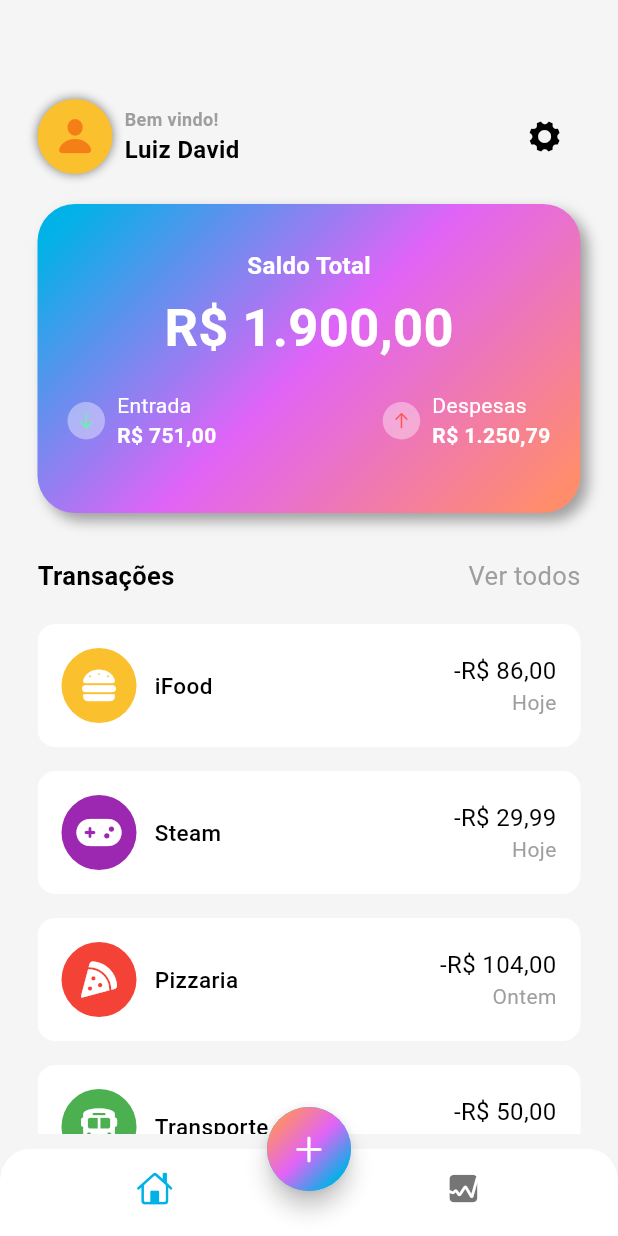
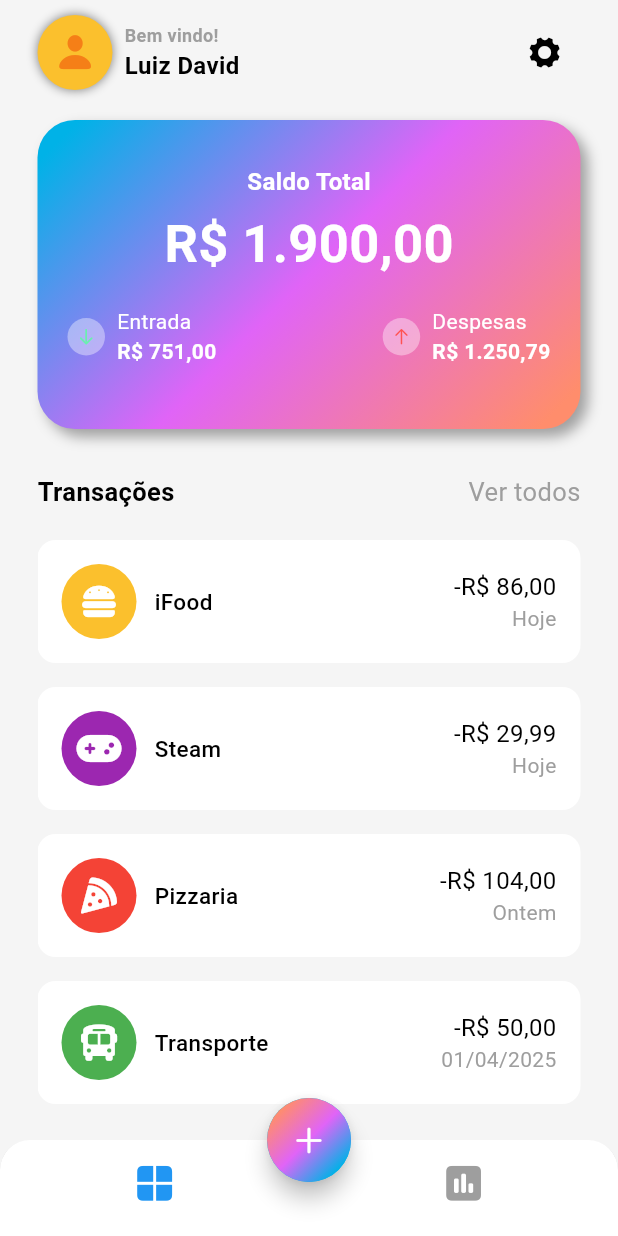
Before and after one commit to LuizDavid5365/expenses_tracker, a Flutter app: the screen it shows after launch, on a phone screen of 412 x 824 dp. Run offline on Flutter 3.47's test engine with Material 3 defaults, Android fonts, the phone set to English and light mode, and no system bars; our stand-ins replace fl_chart, font_awesome_flutter.

Commit message:
Adicionando gráfico através do pacote fl_chart

```diff
--- a/lib/screens/home/views/home_screen.dart
+++ b/lib/screens/home/views/home_screen.dart
@@ -1,30 +1,52 @@
 import 'dart:math';
 
 import 'package:expenses_tracker/screens/home/views/main_screen.dart';
+import 'package:expenses_tracker/screens/stat/stat.dart';
 import 'package:flutter/cupertino.dart';
 import 'package:flutter/material.dart';
 
-class HomeScreen extends StatelessWidget {
+class HomeScreen extends StatefulWidget {
   const HomeScreen({super.key});
+
+  @override
+  State<HomeScreen> createState() => _HomeScreenState();
+}
+
+class _HomeScreenState extends State<HomeScreen> {
+  int index = 0;
+  late Color selectedItem = Colors.blue;
+  Color unselectedItem = Colors.grey;
 
   @override
   Widget build(BuildContext context) {
     return Scaffold(
-      appBar: AppBar(),
       bottomNavigationBar: ClipRRect(
         borderRadius: const BorderRadius.vertical(top: Radius.circular(20)),
         child: BottomNavigationBar(
+          onTap: (value) {
+            setState(() {
+              index = value;
+            });
+          },
           backgroundColor: Colors.white,
           showSelectedLabels: false,
           showUnselectedLabels: false,
           elevation: 3,
-          items: const [
+          items: [
             BottomNavigationBarItem(
-              icon: Icon(CupertinoIcons.home),
+              icon: Icon(
+                CupertinoIcons.square_split_2x2_fill,
+                size: 30,
+                color: index == 0 ? selectedItem : unselectedItem,
+              ),
               label: "Home",
             ),
             BottomNavigationBarItem(
-              icon: Icon(CupertinoIcons.graph_square_fill),
+              icon: Icon(
+                CupertinoIcons.chart_bar_square_fill,
+                size: 30,
+                color: index == 1 ? selectedItem : unselectedItem,
+              ),
               label: "Status",
             ),
           ],
@@ -51,7 +73,7 @@ class HomeScreen extends StatelessWidget {
           child: const Icon(CupertinoIcons.add),
         ),
       ),
-      body: MainScreen(),
+      body: index == 0 ? const MainScreen() : const StatScreen(),
     );
   }
 }
--- a/pubspec.yaml
+++ b/pubspec.yaml
@@ -35,6 +35,8 @@ dependencies:
   # Use with the CupertinoIcons class for iOS style icons.
   cupertino_icons: ^1.0.8
   font_awesome_flutter: ^10.8.0
+  fl_chart: ^0.70.2
+
 dev_dependencies:
   flutter_test:
     sdk: flutter
```
Also changed, not shown: lib/screens/stat/chart.dart (added, +165 -0 lines), lib/screens/stat/stat.dart (added, +45 -0 lines), pubspec.lock.
